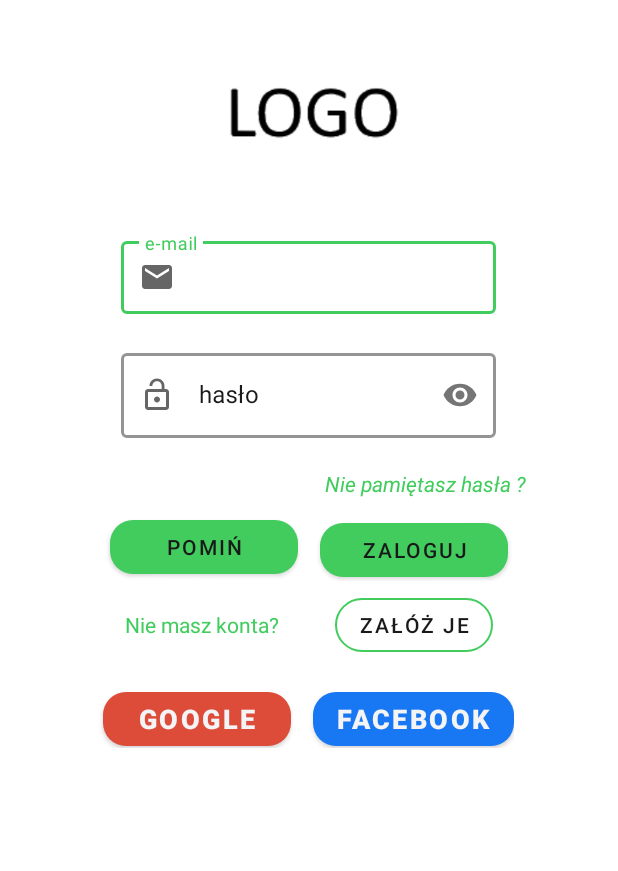
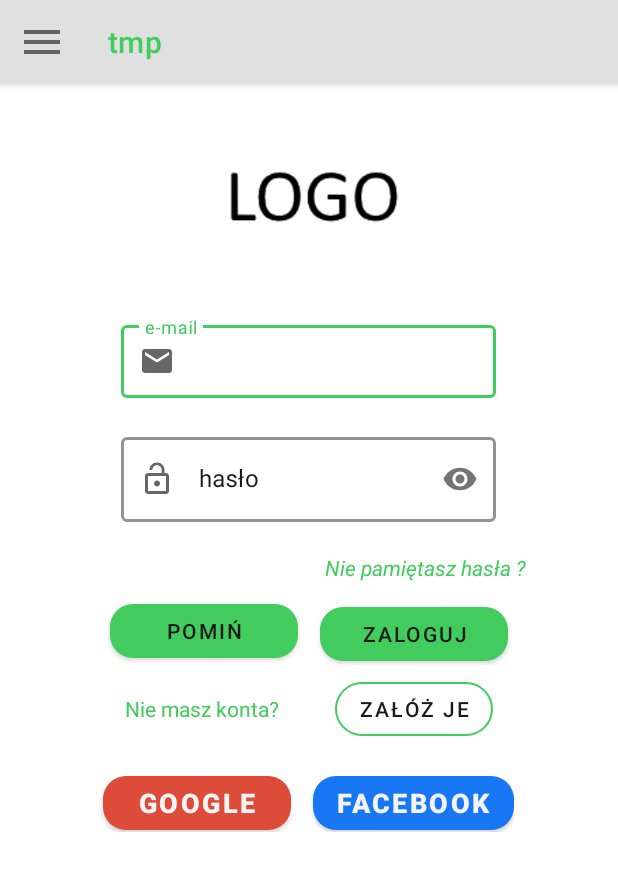
Before and after one commit to CzaplaPL/GitToBeFit-klient, an Android app: the screen it shows after launch (MainActivity), on a phone screen of 412 x 824 dp. Shown: the top 871 px of the screen. Run offline under Robolectric (Android 15) with nearby library versions, the phone set to English and light mode, and no system bars; our stand-ins replace navigation-ui; libraries missing offline, so code that uses them is left out: com.facebook, com.facebook.login; plain views replace LoginButton; 4 statements that could not run were skipped.

Commit message:
Wersja 0.0.3.7.1 przed poprawkami

```diff
--- a/app/src/main/AndroidManifest.xml
+++ b/app/src/main/AndroidManifest.xml
@@ -13,7 +13,7 @@
         android:label="@string/app_name"
         android:roundIcon="@mipmap/ic_launcher_round"
         android:supportsRtl="true"
-        android:theme="@style/Theme.GitToBeFit"
+        android:theme="@style/Theme.GitToBeFit.NoActionBar"
         android:usesCleartextTraffic="true">
         <activity android:name=".workout.Forms"></activity>
         <activity
--- a/app/src/main/java/pl/gittobefit/MainActivity.java
+++ b/app/src/main/java/pl/gittobefit/MainActivity.java
@@ -14,8 +14,11 @@
 import androidx.core.view.GravityCompat;
 import androidx.drawerlayout.widget.DrawerLayout;
 import androidx.fragment.app.Fragment;
+import androidx.navigation.NavController;
 import androidx.navigation.Navigation;
 import androidx.navigation.fragment.NavHostFragment;
+import androidx.navigation.ui.AppBarConfiguration;
+import androidx.navigation.ui.NavigationUI;
 
 import com.facebook.AccessToken;
 import com.facebook.CallbackManager;
@@ -56,13 +59,13 @@
         ////////////////
 
 
+        Toolbar myToolbar = (Toolbar) findViewById(R.id.toolbar);
+        setSupportActionBar(myToolbar);
         //chowanie actionBara
-        Toolbar myToolbar = (Toolbar) findViewById(R.id.topAppBar);
-        setSupportActionBar(myToolbar);
-        myToolbar.setNavigationOnClickListener(v -> openDrawer(drawerLayout));
-        ActionBar actionBar = getSupportActionBar();
+
+        /*ActionBar actionBar = getSupportActionBar();
         assert actionBar != null;
-        actionBar.hide();
+        actionBar.hide();*/
 
     }
 
--- a/app/src/main/res/layout/activity_main.xml
+++ b/app/src/main/res/layout/activity_main.xml
@@ -10,19 +10,21 @@
     android:layout_width="match_parent"
     android:layout_height="match_parent"
     android:background="@android:color/background_light">
+
     <com.google.android.material.appbar.AppBarLayout
         android:layout_width="match_parent"
-        android:layout_height="wrap_content">
+        android:layout_height="wrap_content"
+        android:background="@color/ourGray">
 
         <com.google.android.material.appbar.MaterialToolbar
-            android:id="@+id/topAppBar"
+            android:id="@+id/toolbar"
+            style="@style/Widget.MaterialComponents.Toolbar.Primary"
             android:layout_width="match_parent"
             android:layout_height="?attr/actionBarSize"
+            android:background="@color/ourGray"
             app:navigationIcon="@drawable/ic_menu"
             app:title="tmp"
-            app:menu="@menu/top_app_bar"
-            style="@style/Widget.MaterialComponents.Toolbar.Primary"
-            />
+            app:titleTextColor="@color/ourGreen" />
 
     </com.google.android.material.appbar.AppBarLayout>
     <androidx.fragment.app.FragmentContainerView
@@ -30,6 +32,7 @@
         android:name="androidx.navigation.fragment.NavHostFragment"
         android:layout_width="match_parent"
         android:layout_height="match_parent"
+        android:layout_marginTop="?attr/actionBarSize"
         app:defaultNavHost="true"
         app:layout_constraintBottom_toBottomOf="parent"
         app:layout_constraintEnd_toEndOf="parent"
--- a/app/src/main/res/values/themes.xml
+++ b/app/src/main/res/values/themes.xml
@@ -7,13 +7,18 @@
         <item name="colorOnPrimary">@color/ourGray</item>
         <!-- Status bar color. -->
         <item name="android:statusBarColor" tools:targetApi="l">?attr/colorPrimaryVariant</item>
-        <item name="windowActionBar">false</item>
-        <item name="windowNoTitle">true</item>
+
 
         <!-- Customize your theme here. -->
     </style>
 
     <style name="Theme.GitToBeFit.NoActionBar">
+        <item name="android:windowBackground">@color/ourWhite</item>
+        <item name="colorPrimary">@color/ourGreen</item>
+        <item name="colorPrimaryVariant">@color/ourBlack</item>
+        <item name="colorOnPrimary">@color/ourGray</item>
+        <!-- Status bar color. -->
+        <item name="android:statusBarColor" tools:targetApi="l">?attr/colorPrimaryVariant</item>
         <item name="windowActionBar">false</item>
         <item name="windowNoTitle">true</item>
     </style>
```
